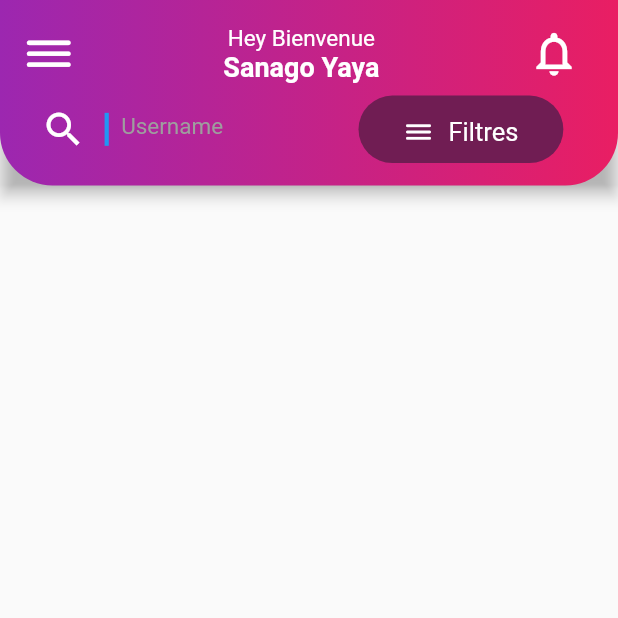
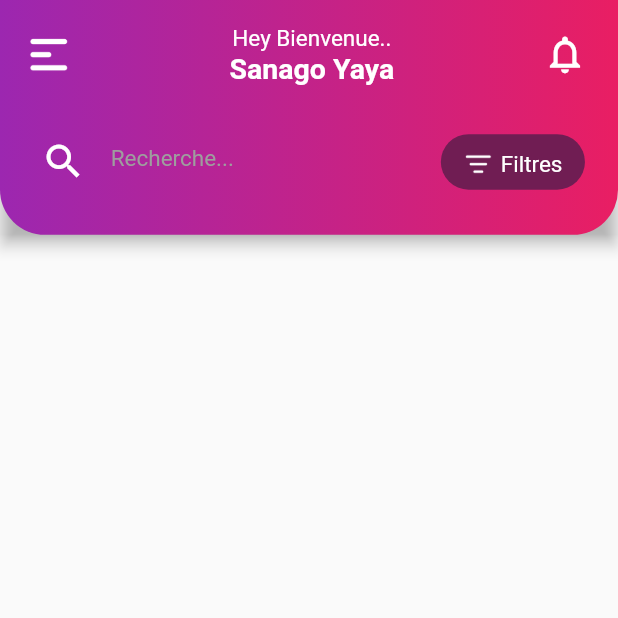
Before and after one commit to Obed-97/neta_event, a Flutter app: the HomePage screen opened by its route, on a phone screen of 412 x 824 dp, the top half of it. Run offline on Flutter 3.47's test engine with Material 2 defaults, Android fonts, the phone set to English and light mode, and no system bars; our stand-ins replace flutter_switch.

Commit message:
Amélioration du HomePage
J'ai changé les icônes du menu et du filtre et fais des ajustements sur le HomePage

```diff
--- a/lib/Home/HomePage.dart
+++ b/lib/Home/HomePage.dart
@@ -23,7 +23,7 @@ import 'dart:ui';
             Icon(Icons.more_vert),
           ],*/
           backgroundColor: Colors.transparent,
-          toolbarHeight: MediaQuery.of(context).size.height *0.15, //set your height
+          toolbarHeight: MediaQuery.of(context).size.height *0.19, //set your height
           flexibleSpace: SafeArea(
             child: Container(
               padding: EdgeInsets.only(
@@ -33,8 +33,8 @@ import 'dart:ui';
               decoration:
               const BoxDecoration(
                 borderRadius: BorderRadius.only(
-                  bottomLeft: Radius.circular(35),
-                  bottomRight: Radius.circular(35),
+                  bottomLeft: Radius.circular(30),
+                  bottomRight: Radius.circular(30),
                 ),
                 gradient:  LinearGradient(
                   colors: [Colors.purple, Colors.pink],
@@ -51,11 +51,11 @@ import 'dart:ui';
                               onTap: () {
                                 _key.currentState!.openDrawer();
                               },
-                            child: Icon (Icons.dehaze_rounded, color: Colors.white,size : 35),
+                            child: Image.asset("assets/SlashScreen/menus.png", width: 35, height: 35,),
                           ),
-                          SizedBox(width: MediaQuery.of(context).size.width * 0.24,),
+                          SizedBox(width: MediaQuery.of(context).size.width * 0.25,),
                           Column(children: const [
-                            Text("Hey Bienvenue",
+                            Text("Hey Bienvenue..",
                               style: TextStyle(
                                 fontSize: 15,
                                 color: Colors.white,
@@ -64,7 +64,7 @@ import 'dart:ui';
                             Text("Sanago Yaya",
                               style: TextStyle(
                                 fontWeight: FontWeight.bold,
-                                fontSize: 18,
+                                fontSize: 19,
                                 color: Colors.white,
                               ),
                             ),
@@ -74,12 +74,12 @@ import 'dart:ui';
                             onTap: () {
 
                             },
-                            child: const Icon (Icons.notifications_none, color: Colors.white,size : 35),
+                            child: const Icon (Icons.notifications_none, color: Colors.white,size : 30),
                           ),
 
                         ],
                       ),
-                  SizedBox(height:MediaQuery.of(context).size.height *0.01 ,),
+                  SizedBox(height:MediaQuery.of(context).size.height *0.04 ,),
                   Row(children: [
                     SizedBox(width:MediaQuery.of(context).size.width *0.03 ,),
                     InkWell(
@@ -93,28 +93,26 @@ import 'dart:ui';
                       height: 22,
                       child: Text(""),
                       decoration: const BoxDecoration(
-                        border: Border(
-                          left: BorderSide(color: Colors.blue , width: 2.8),
-                        ),
+
                       ),
                     ),
-                    SizedBox(width:MediaQuery.of(context).size.width *0.02 ,),
+                    SizedBox(width:MediaQuery.of(context).size.width * 0.01 ,),
                     const SizedBox(width: 150, height: 30,
                     child: TextField(
                       decoration: InputDecoration(
                         border: InputBorder.none,
-                        hintText: 'Username',
+                        hintText: 'Recherche...',
                         hintStyle: TextStyle(fontSize: 15.0, color: Colors.grey),
                       ),
                     ),
                     ),
 
-                    SizedBox(width:MediaQuery.of(context).size.width *0.02 ,),
+                    SizedBox(width:MediaQuery.of(context).size.width *0.17,),
                     Container(
-                      height: 45,
+                      height: 37,
                       padding: const EdgeInsets.only(
-                        left: 30.0,
-                        right: 30.0,
+                        left: 15.0,
+                        right: 15.0,
                         top: 5,
                         bottom: 2,
                       ),
@@ -126,12 +124,12 @@ import 'dart:ui';
                       child:
                         Row(
                           children: [
-                            Icon (Icons.dehaze_rounded, color: Colors.white,size : 20),
-                            SizedBox(width: 10,),
+                            Image.asset("assets/SlashScreen/sort.png", width: 20, height: 20,),
+                            SizedBox(width: 5,),
                             Text(
                               "Filtres",
                               style: TextStyle(
-                                fontSize:17,
+                                fontSize:15,
                                 color: Colors.white,
                               ),
                             ),
```
Also changed, not shown: assets/SlashScreen/menus.png (added), assets/SlashScreen/sort.png (added).
